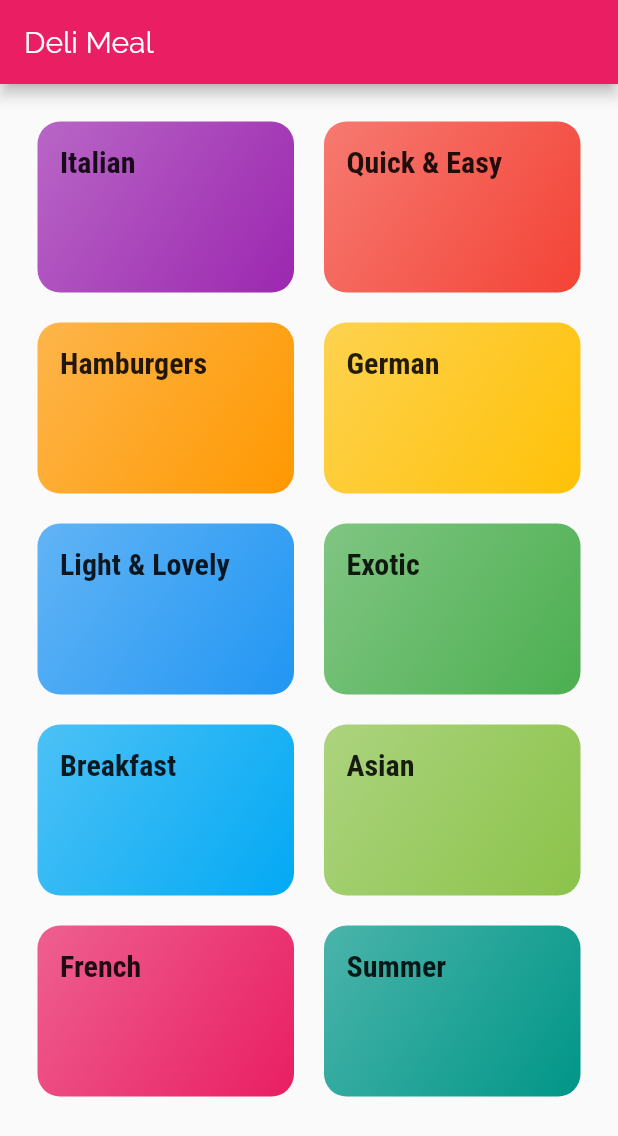
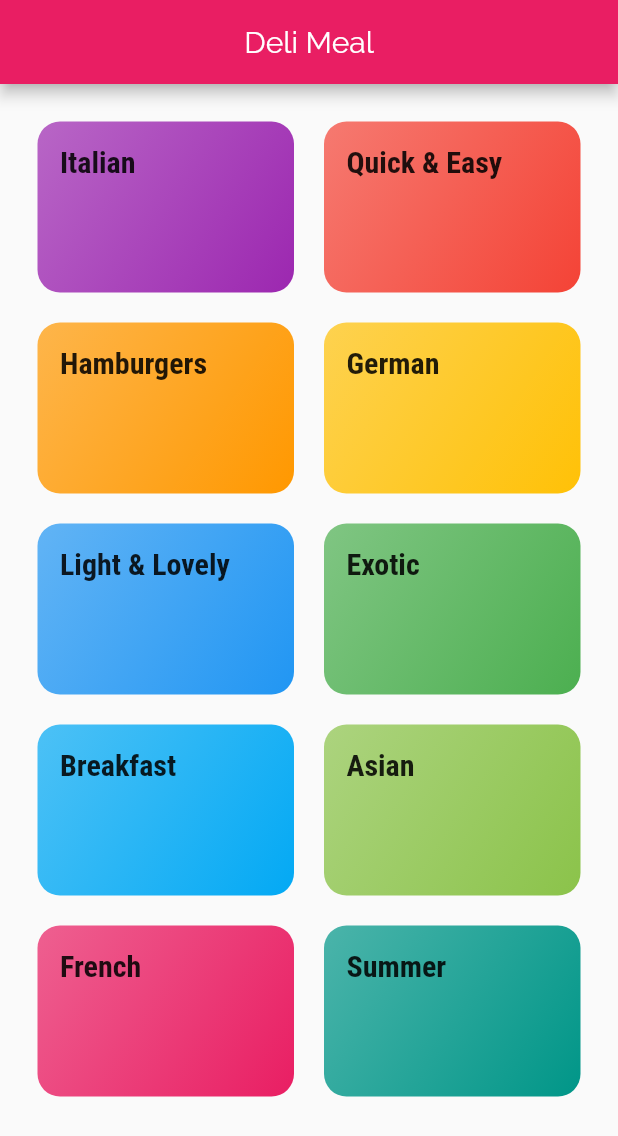
Before and after one commit to ahmed3ssem/deli_meals, a Flutter app: the screen it shows after launch, on a phone screen of 412 x 824 dp. Shown: the top 1136 px of the screen. Run offline on Flutter 3.47's test engine with Material 2 defaults, Android fonts, the phone set to English and light mode, and no system bars.

```diff
--- a/lib/categories_screen.dart
+++ b/lib/categories_screen.dart
@@ -9,12 +9,14 @@ class CategoriesScreen extends StatelessWidget {
     return Scaffold(
       appBar: AppBar(
         title: const Text('Deli Meal'),
+        centerTitle: true,
       ),
       body: GridView(
         padding:const EdgeInsets.all(25),
         children: DUMMY_CATEGORIES
             .map(
               (catData) => CategoryItem(
+                    catData.id,
                     catData.title,
                     catData.color,
                   ),
--- a/lib/category_item.dart
+++ b/lib/category_item.dart
@@ -2,15 +2,16 @@ import 'package:deli_meals/category_meals_screen.dart';
 import 'package:flutter/material.dart';
 
 class CategoryItem extends StatelessWidget {
+  final String id;
   final String title;
   final Color color;
 
-  CategoryItem(this.title, this.color);
+  CategoryItem(this.id,this.title, this.color);
 
   void selectCategory(BuildContext context)
   {
     Navigator.of(context).push(MaterialPageRoute(builder: (_){
-      return CategoryMealsScreen();
+      return CategoryMealsScreen(id,title);
     }));
   }
 
--- a/lib/category_meals_screen.dart
+++ b/lib/category_meals_screen.dart
@@ -1,11 +1,15 @@
 import 'package:flutter/material.dart';
 
 class CategoryMealsScreen extends StatelessWidget {
+  final String categoryId;
+  final String categoryTitle;
+
+  CategoryMealsScreen(this.categoryId,this.categoryTitle);
   @override
   Widget build(BuildContext context) {
     return Scaffold(
       appBar: AppBar(
-        title: Text("Messi Page"),
+        title: Text(categoryTitle),
       ),
       body: Center(
         child: Text("Messi♥"),
```
